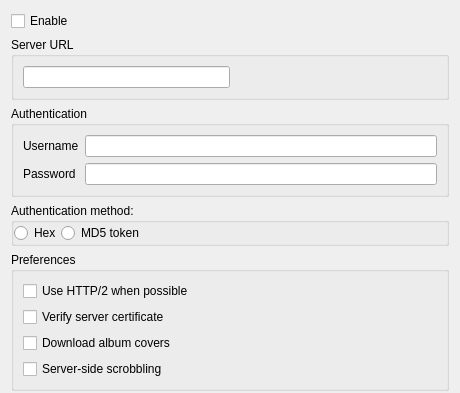
Old version of the form src/settings/subsonicsettingspage.ui in the repository strawberrymusicplayer/strawberry; both pictures show x 0 to 460 and y 0 to 393 of the 460 by 749 pixel window.
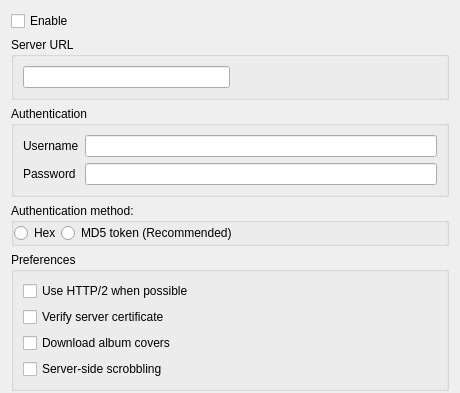
New version of the form. Icons and pictures are not drawn.

Commit message: SubsonicSettingsPage: Add recommended to MD5 authentication

What changed in the file:
```diff
--- a/src/settings/subsonicsettingspage.ui
+++ b/src/settings/subsonicsettingspage.ui
@@ -124,7 +124,7 @@
       <item>
        <widget class="QRadioButton" name="auth_method_md5">
         <property name="text">
-         <string>MD5 token</string>
+         <string>MD5 token (Recommended)</string>
         </property>
        </widget>
       </item>
```
